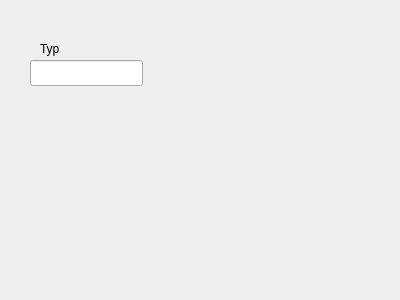
Old version of the form types.ui in the repository arekbr/Inwentaryzacja.
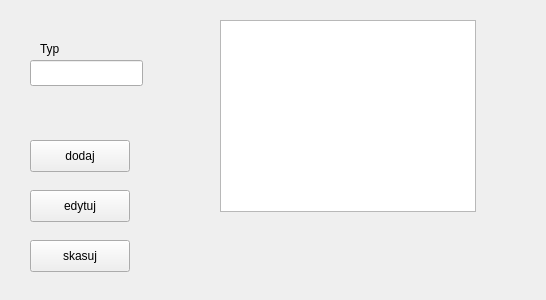
New version of the form.

Commit message: dodane przyciski do mainwindow.ui

```diff
--- a/types.ui
+++ b/types.ui
@@ -6,7 +6,7 @@
    <rect>
     <x>0</x>
     <y>0</y>
-    <width>400</width>
+    <width>546</width>
     <height>300</height>
    </rect>
   </property>
@@ -36,6 +36,55 @@
     <string>Typ</string>
    </property>
   </widget>
+  <widget class="QListView" name="listView">
+   <property name="geometry">
+    <rect>
+     <x>220</x>
+     <y>20</y>
+     <width>256</width>
+     <height>192</height>
+    </rect>
+   </property>
+  </widget>
+  <widget class="QPushButton" name="pushButton_add">
+   <property name="geometry">
+    <rect>
+     <x>30</x>
+     <y>140</y>
+     <width>100</width>
+     <height>32</height>
+    </rect>
+   </property>
+   <property name="text">
+    <string>dodaj</string>
+   </property>
+  </widget>
+  <widget class="QPushButton" name="pushButton_edit">
+   <property name="geometry">
+    <rect>
+     <x>30</x>
+     <y>190</y>
+     <width>100</width>
+     <height>32</height>
+    </rect>
+   </property>
+   <property name="text">
+    <string>edytuj</string>
+   </property>
+  </widget>
+  <widget class="QPushButton" name="pushButton_delete">
+   <property name="geometry">
+    <rect>
+     <x>30</x>
+     <y>240</y>
+     <width>100</width>
+     <height>32</height>
+    </rect>
+   </property>
+   <property name="text">
+    <string>skasuj</string>
+   </property>
+  </widget>
  </widget>
  <resources/>
  <connections/>
```
The commit also changes 4 other files.
